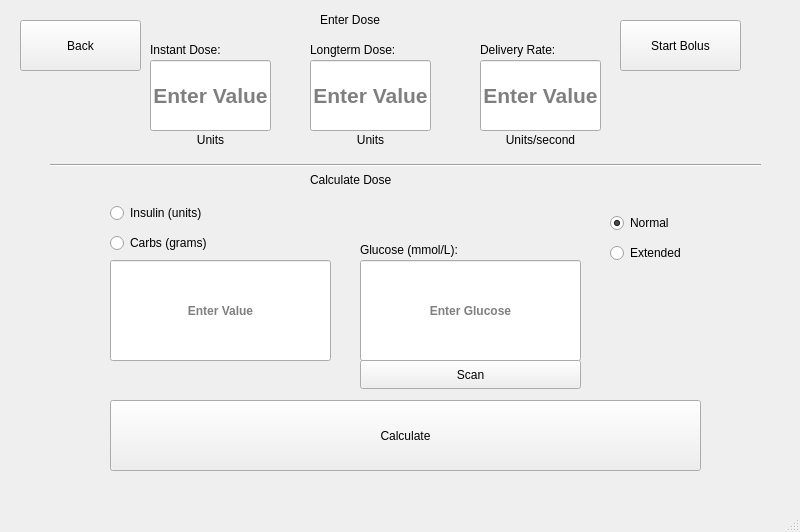
Old version of the form Comp3004_Final_Project/mainwindow.ui in the repository PavleVujicic/Team8InsulinPumpSimulator.
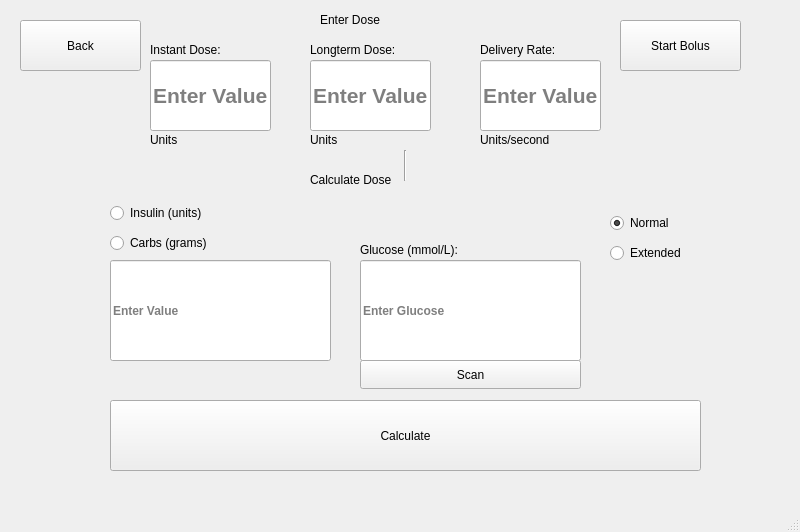
New version of the form. The open tabs and pages were chosen to show the change. Icons and pictures are not drawn. Custom widgets are drawn as their Qt base class.

Diff of the .ui file:
```diff
--- a/Comp3004_Final_Project/mainwindow.ui
+++ b/Comp3004_Final_Project/mainwindow.ui
@@ -884,12 +884,10 @@
       </property>
       <property name="font">
        <font>
+        <weight>75</weight>
         <bold>true</bold>
        </font>
       </property>
-      <property name="alignment">
-       <set>Qt::AlignmentFlag::AlignCenter</set>
-      </property>
       <property name="placeholderText">
        <string>Enter Value</string>
       </property>
@@ -905,12 +903,10 @@
       </property>
       <property name="font">
        <font>
+        <weight>75</weight>
         <bold>true</bold>
        </font>
       </property>
-      <property name="alignment">
-       <set>Qt::AlignmentFlag::AlignCenter</set>
-      </property>
       <property name="placeholderText">
        <string>Enter Glucose</string>
       </property>
@@ -959,12 +955,10 @@
       <property name="font">
        <font>
         <pointsize>16</pointsize>
+        <weight>75</weight>
         <bold>true</bold>
        </font>
       </property>
-      <property name="alignment">
-       <set>Qt::AlignmentFlag::AlignCenter</set>
-      </property>
       <property name="placeholderText">
        <string>Enter Value</string>
       </property>
@@ -994,9 +988,6 @@
       <property name="text">
        <string>Units</string>
       </property>
-      <property name="alignment">
-       <set>Qt::AlignmentFlag::AlignCenter</set>
-      </property>
      </widget>
      <widget class="QPushButton" name="btnScanGlucose">
       <property name="geometry">
@@ -1076,7 +1067,7 @@
        </rect>
       </property>
       <property name="orientation">
-       <enum>Qt::Orientation::Horizontal</enum>
+       <enum>Qt::Vertical</enum>
       </property>
      </widget>
      <widget class="QLabel" name="label_14">
@@ -1104,12 +1095,10 @@
       <property name="font">
        <font>
         <pointsize>16</pointsize>
+        <weight>75</weight>
         <bold>true</bold>
        </font>
       </property>
-      <property name="alignment">
-       <set>Qt::AlignmentFlag::AlignCenter</set>
-      </property>
       <property name="placeholderText">
        <string>Enter Value</string>
       </property>
@@ -1126,9 +1115,6 @@
       <property name="text">
        <string>Units</string>
       </property>
-      <property name="alignment">
-       <set>Qt::AlignmentFlag::AlignCenter</set>
-      </property>
      </widget>
      <widget class="QLabel" name="label_16">
       <property name="geometry">
@@ -1155,12 +1141,10 @@
       <property name="font">
        <font>
         <pointsize>16</pointsize>
+        <weight>75</weight>
         <bold>true</bold>
        </font>
       </property>
-      <property name="alignment">
-       <set>Qt::AlignmentFlag::AlignCenter</set>
-      </property>
       <property name="placeholderText">
        <string>Enter Value</string>
       </property>
@@ -1177,9 +1161,6 @@
       <property name="text">
        <string>Units/second</string>
       </property>
-      <property name="alignment">
-       <set>Qt::AlignmentFlag::AlignCenter</set>
-      </property>
      </widget>
      <widget class="QRadioButton" name="radDeliveryImmediate">
       <property name="geometry">
```
Left out of the diff: 35 changed lines with no effect on the pictures.
